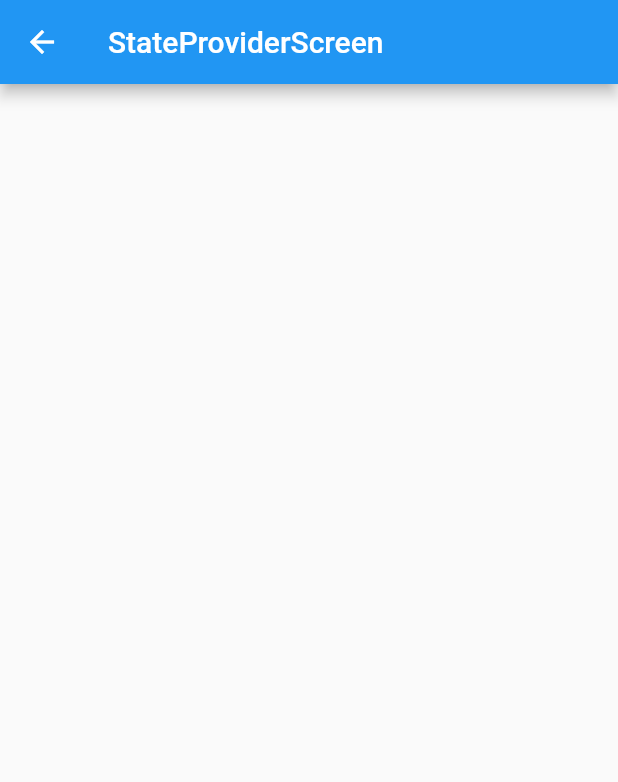
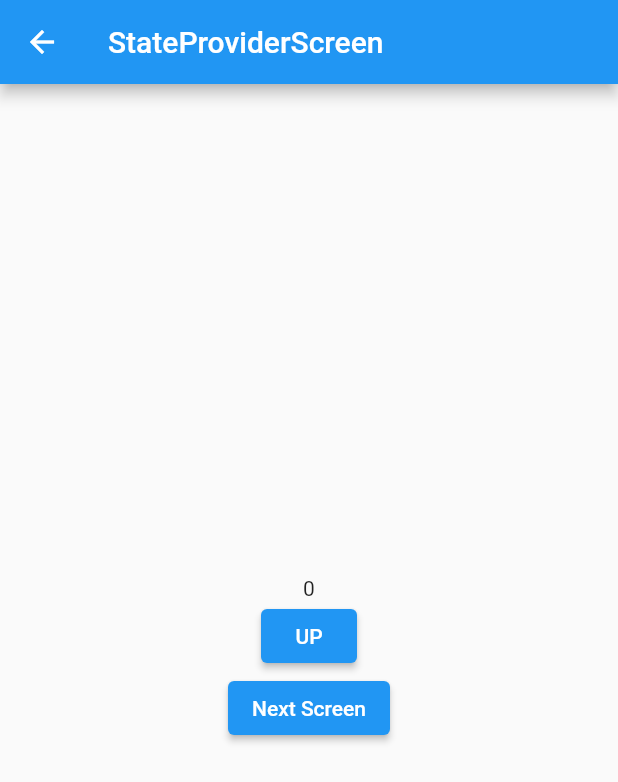
Before and after one commit to alswn2348/riverpod_challenge_flutter, a Flutter app: the DefaultLayout screen opened directly, after a tap on "StateProviderScreen", on a phone screen of 412 x 824 dp. Shown: the top 782 px of the screen. Run offline on Flutter 3.47's test engine with Material 2 defaults, Android fonts, the phone set to English and light mode, and no system bars; our stand-ins replace flutter_riverpod.

Commit message:
feat : riverpod state provider example

```diff
--- a/lib/layout/default_layout.dart
+++ b/lib/layout/default_layout.dart
@@ -1,5 +1,3 @@
-import 'dart:html';
-
 import 'package:flutter/material.dart';
 
 class DefaultLayout extends StatelessWidget {
--- /dev/null
+++ b/lib/riverpod/state_provider_screen.dart
@@ -0,0 +1,3 @@
+import 'package:flutter_riverpod/flutter_riverpod.dart';
+
+final numberProvider = StateProvider<int>((ref) => 0);
--- a/lib/screen/state_provider_screen.dart
+++ b/lib/screen/state_provider_screen.dart
@@ -1,18 +1,86 @@
 import 'package:flutter/material.dart';
-import 'package:flutter/src/widgets/framework.dart';
-import 'package:flutter/src/widgets/placeholder.dart';
+import 'package:flutter_riverpod/flutter_riverpod.dart';
 import 'package:riverpod_challenge_flutter/layout/default_layout.dart';
+import 'package:riverpod_challenge_flutter/riverpod/state_provider_screen.dart';
 
-class StateProviderScreen extends StatelessWidget {
+class StateProviderScreen extends ConsumerWidget {
+  // stateWidger 은 ConsumerWidget 으로 바꿔 riverpod 사용
   const StateProviderScreen({super.key});
 
   @override
-  Widget build(BuildContext context) {
+  Widget build(BuildContext context, WidgetRef ref) {
+    //WidgetRef ref 파라미터 필요 (값 접근할때 사용)
+
+    final provider = ref.watch(numberProvider);
+
     return DefaultLayout(
       title: "StateProviderScreen",
-      body: Column(
-        children: const [],
+      body: SizedBox(
+        width: MediaQuery.of(context).size.width,
+        child: Column(
+          mainAxisAlignment: MainAxisAlignment.center,
+          children: [
+            Text(
+              provider.toString(),
+            ),
+            ElevatedButton(
+              onPressed: () {
+                ref
+                    .read(numberProvider.notifier)
+                    .update((state) => state + 1); //update 하는 방법
+              },
+              child: const Text(
+                'UP',
+              ),
+            ),
+            ElevatedButton(
+              onPressed: () {
+                Navigator.of(context).push(
+                  MaterialPageRoute(
+                    builder: (_) => const _NextScreen(),
+                  ),
+                );
+              },
+              child: const Text(
+                'Next Screen',
+              ),
+            ),
+          ],
+        ),
       ),
     );
   }
 }
+
+class _NextScreen extends ConsumerWidget {
+  const _NextScreen();
+
+  @override
+  Widget build(BuildContext context, WidgetRef ref) {
+    final provider = ref.watch(numberProvider);
+
+    return DefaultLayout(
+      title: "StateProviderScreen",
+      body: SizedBox(
+        width: MediaQuery.of(context).size.width,
+        child: Column(
+          mainAxisAlignment: MainAxisAlignment.center,
+          crossAxisAlignment: CrossAxisAlignment.center,
+          children: [
+            Text(
+              provider.toString(),
+            ),
+            ElevatedButton(
+              onPressed: () {
+                ref.read(numberProvider.notifier).update((state) => state + 1);
+              },
+              child: const Text(
+                'UP',
+              ),
+            ),
+          ],
+        ),
+      ),
+    );
+  }
+}
```
Also changed, not shown: lib/main.dart (+7 -2 lines).
